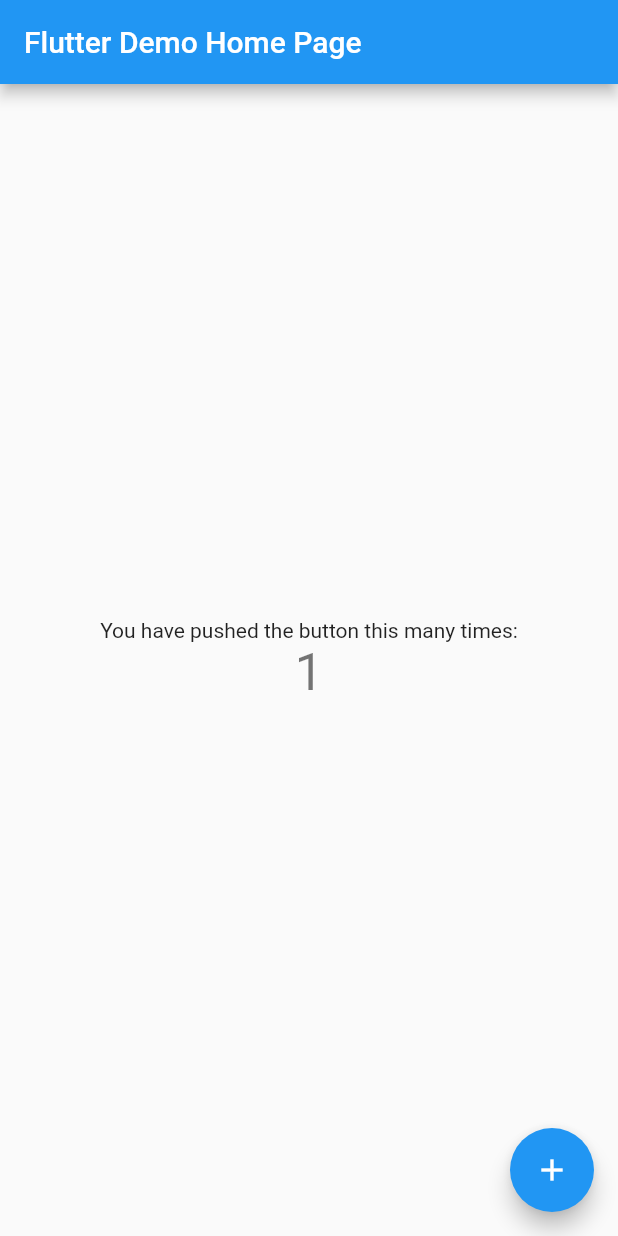
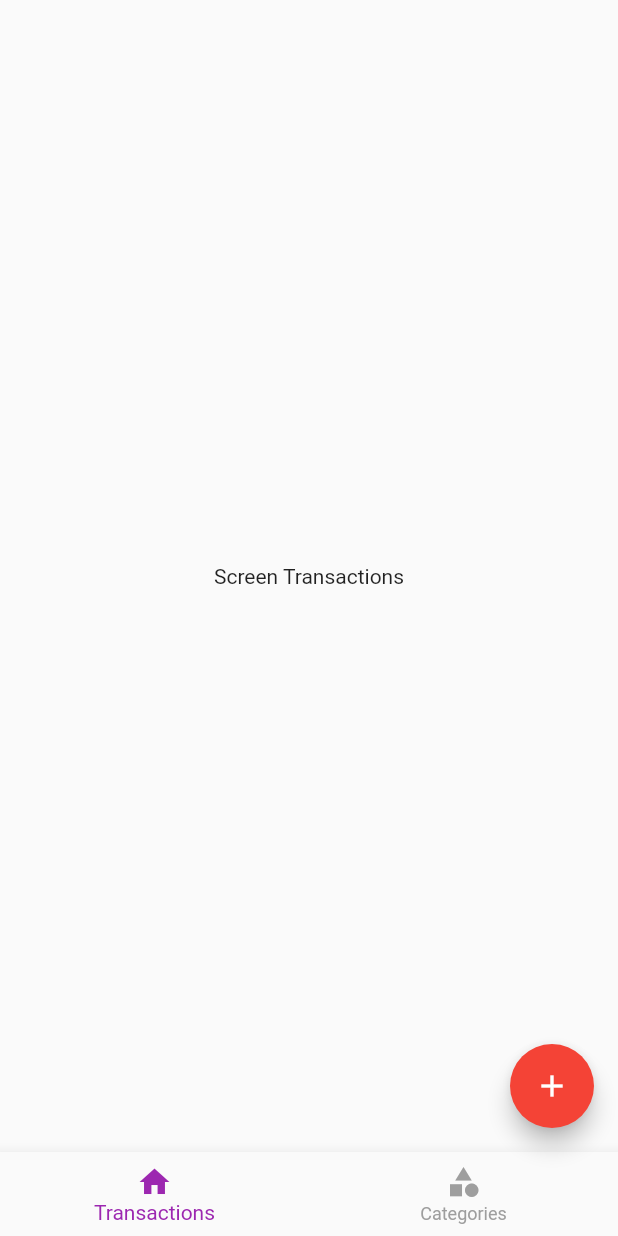
Before and after one commit to anandhu-co-in/broto_moneymanager, a Flutter app: the screen it shows after launch, after a tap on the "add" icon, on a phone screen of 412 x 824 dp. Run offline on Flutter 3.47's test engine with Material 2 defaults, Android fonts, the phone set to English and light mode, and no system bars.

Commit message:
completed bottom navigation bar and floating action buttons

```diff
--- a/lib/main.dart
+++ b/lib/main.dart
@@ -1,3 +1,4 @@
+import 'package:brot_moneymanagementapp/screens/home/screen_home.dart';
 import 'package:flutter/material.dart';
 
 void main() {
@@ -11,105 +12,12 @@ class MyApp extends StatelessWidget {
   @override
   Widget build(BuildContext context) {
     return MaterialApp(
-      title: 'Flutter Demo',
+      title: 'Money Manger App',
+      debugShowCheckedModeBanner: false,
       theme: ThemeData(
-        // This is the theme of your application.
-        //
-        // Try running your application with "flutter run". You'll see the
-        // application has a blue toolbar. Then, without quitting the app, try
-        // changing the primarySwatch below to Colors.green and then invoke
-        // "hot reload" (press "r" in the console where you ran "flutter run",
-        // or simply save your changes to "hot reload" in a Flutter IDE).
-        // Notice that the counter didn't reset back to zero; the application
-        // is not restarted.
-        primarySwatch: Colors.blue,
+        primarySwatch: Colors.red,
       ),
-      home: const MyHomePage(title: 'Flutter Demo Home Page'),
+      home: const ScreenHome(),
     );
   }
 }
-
-class MyHomePage extends StatefulWidget {
-  const MyHomePage({Key? key, required this.title}) : super(key: key);
-
-  // This widget is the home page of your application. It is stateful, meaning
-  // that it has a State object (defined below) that contains fields that affect
-  // how it looks.
-
-  // This class is the configuration for the state. It holds the values (in this
-  // case the title) provided by the parent (in this case the App widget) and
-  // used by the build method of the State. Fields in a Widget subclass are
-  // always marked "final".
-
-  final String title;
-
-  @override
-  State<MyHomePage> createState() => _MyHomePageState();
-}
-
-class _MyHomePageState extends State<MyHomePage> {
-  int _counter = 0;
-
-  void _incrementCounter() {
-    setState(() {
-      // This call to setState tells the Flutter framework that something has
-      // changed in this State, which causes it to rerun the build method below
-      // so that the display can reflect the updated values. If we changed
-      // _counter without calling setState(), then the build method would not be
-      // called again, and so nothing would appear to happen.
-      _counter++;
-    });
-  }
-
-  @override
-  Widget build(BuildContext context) {
-    // This method is rerun every time setState is called, for instance as done
-    // by the _incrementCounter method above.
-    //
-    // The Flutter framework has been optimized to make rerunning build methods
-    // fast, so that you can just rebuild anything that needs updating rather
-    // than having to individually change instances of widgets.
-    return Scaffold(
-      appBar: AppBar(
-        // Here we take the value from the MyHomePage object that was created by
-        // the App.build method, and use it to set our appbar title.
-        title: Text(widget.title),
-      ),
-      body: Center(
-        // Center is a layout widget. It takes a single child and positions it
-        // in the middle of the parent.
-        child: Column(
-          // Column is also a layout widget. It takes a list of children and
-          // arranges them vertically. By default, it sizes itself to fit its
-          // children horizontally, and tries to be as tall as its parent.
-          //
-          // Invoke "debug painting" (press "p" in the console, choose the
-          // "Toggle Debug Paint" action from the Flutter Inspector in Android
-          // Studio, or the "Toggle Debug Paint" command in Visual Studio Code)
-          // to see the wireframe for each widget.
-          //
-          // Column has various properties to control how it sizes itself and
-          // how it positions its children. Here we use mainAxisAlignment to
-          // center the children vertically; the main axis here is the vertical
-          // axis because Columns are vertical (the cross axis would be
-          // horizontal).
-          mainAxisAlignment: MainAxisAlignment.center,
-          children: <Widget>[
-            const Text(
-              'You have pushed the button this many times:',
-            ),
-            Text(
-              '$_counter',
-              style: Theme.of(context).textTheme.headline4,
-            ),
-          ],
-        ),
-      ),
-      floatingActionButton: FloatingActionButton(
-        onPressed: _incrementCounter,
-        tooltip: 'Increment',
-        child: const Icon(Icons.add),
-      ), // This trailing comma makes auto-formatting nicer for build methods.
-    );
-  }
-}
--- /dev/null
+++ b/lib/screens/category/screen_category.dart
@@ -0,0 +1,10 @@
+import 'package:flutter/material.dart';
+
+class ScreenCategory extends StatelessWidget {
+  const ScreenCategory({Key? key}) : super(key: key);
+
+  @override
+  Widget build(BuildContext context) {
+    return Center(child: Text('Screen Category'));
+  }
+}
--- /dev/null
+++ b/lib/screens/home/screen_home.dart
@@ -0,0 +1,37 @@
+import 'package:brot_moneymanagementapp/screens/category/screen_category.dart';
+import 'package:brot_moneymanagementapp/screens/home/widgets/bottom_navigation.dart';
+import 'package:brot_moneymanagementapp/screens/transactions/screen_transactions.dart';
+import 'package:flutter/material.dart';
+
+class ScreenHome extends StatelessWidget {
+  const ScreenHome({Key? key}) : super(key: key);
+
+  static ValueNotifier<int> selectedIndexNotifier = ValueNotifier(0);
+
+  final _pages = const [ScreenTransactions(), ScreenCategory()];
+
+  @override
+  Widget build(BuildContext context) {
+    return Scaffold(
+      bottomNavigationBar: MoneyManagerBottomNavigation(),
+      body: SafeArea(
+        child: ValueListenableBuilder(
+          valueListenable: selectedIndexNotifier,
+          builder: (BuildContext ctx, int updatedIndex, Widget? _) {
+            return _pages[updatedIndex];
+          },
+        ),
+      ),
+      floatingActionButton: FloatingActionButton(
+          child: Icon(Icons.add),
+          onPressed: () {
+            if(selectedIndexNotifier.value==0) {
+              print('Clicked plus at add transaction');
+            }else{
+              print('Clicked Plust at Addcategory');
+            }
+
+          }),
+    );
+  }
+}
--- /dev/null
+++ b/lib/screens/home/widgets/bottom_navigation.dart
@@ -0,0 +1,27 @@
+import 'package:brot_moneymanagementapp/screens/home/screen_home.dart';
+import 'package:flutter/material.dart';
+
+class MoneyManagerBottomNavigation extends StatelessWidget {
+  const MoneyManagerBottomNavigation({Key? key}) : super(key: key);
+
+  @override
+  Widget build(BuildContext context) {
+    return ValueListenableBuilder(
+        valueListenable: ScreenHome.selectedIndexNotifier,
+        builder: (BuildContext ctx, int updatedIndex, Widget? _) {
+          return BottomNavigationBar(
+              onTap: (tappedIndex) {
+                ScreenHome.selectedIndexNotifier.value = tappedIndex;
+              },
+              currentIndex: updatedIndex,
+              selectedItemColor: Colors.purple,
+              unselectedItemColor: Colors.grey,
+              items: const [
+                BottomNavigationBarItem(
+                    icon: Icon(Icons.home), label: 'Transactions'),
+                BottomNavigationBarItem(
+                    icon: Icon(Icons.category), label: 'Categories')
+              ]);
+        });
+  }
+}
--- /dev/null
+++ b/lib/screens/transactions/screen_transactions.dart
@@ -0,0 +1,11 @@
+import 'package:brot_moneymanagementapp/screens/home/widgets/bottom_navigation.dart';
+import 'package:flutter/material.dart';
+
+class ScreenTransactions extends StatelessWidget {
+  const ScreenTransactions({Key? key}) : super(key: key);
+
+  @override
+  Widget build(BuildContext context) {
+    return Center(child: Text('Screen Transactions'));
+  }
+}
```
Also changed, not shown: lib/screens/screen_home.dart (deleted).
